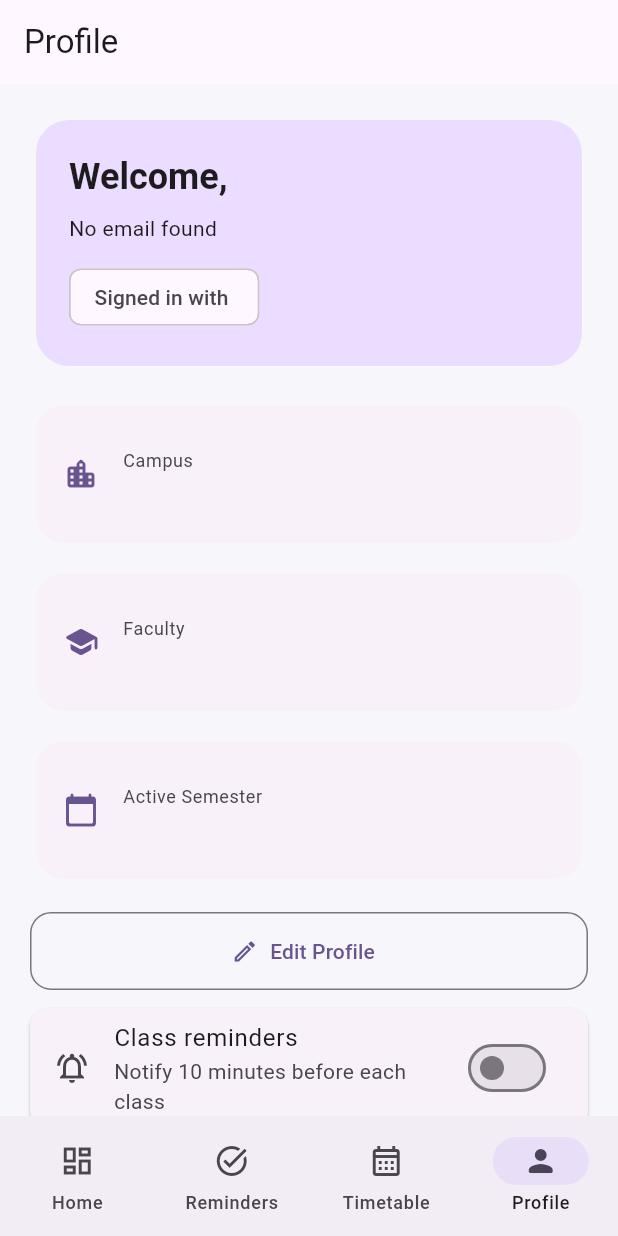
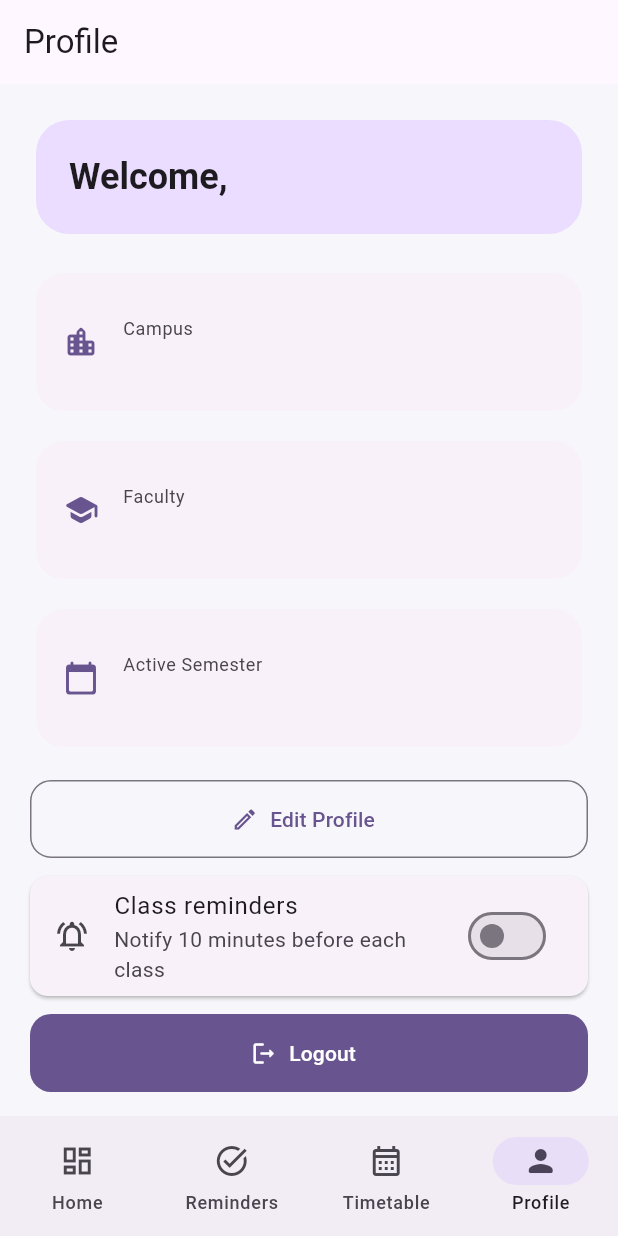
Before and after one commit to syamxm/student_reminder_system, a Flutter app: the screen it shows once a user with an empty profile is signed in, after a tap on the "account circle" icon, on a phone screen of 412 x 824 dp. Run offline on Flutter 3.47's test engine with Material 3 defaults, Android fonts, the light colour scheme and no system bars; our stand-ins replace cloud_firestore, cloud_functions, firebase_auth, firebase_core, flutter_local_notifications, flutter_timezone and 2 more; accounts and stored records are empty; generated files the repository leaves out were written again.

Commit message:
Show only welcome name on dashboard

```diff
--- a/lib/features/dashboard/presentation/tabs/home_tab.dart
+++ b/lib/features/dashboard/presentation/tabs/home_tab.dart
@@ -54,9 +54,6 @@ class HomeTab extends StatelessWidget {
                 WelcomeCard(
                   displayName:
                       userDoc?['displayName'] as String? ?? 'Student',
-                  email: userDoc?['email'] as String? ?? user.email ?? '',
-                  authProvider:
-                      userDoc?['authProvider'] as String? ?? 'unknown',
                 ),
                 const SizedBox(height: 18),
 
--- a/lib/features/dashboard/presentation/tabs/profile_tab.dart
+++ b/lib/features/dashboard/presentation/tabs/profile_tab.dart
@@ -18,22 +18,6 @@ class ProfileTab extends StatelessWidget {
 
   @override
   Widget build(BuildContext context) {
-    return FutureBuilder<({String? username, String authProvider})>(
-      future: ProfileRepo().getAccountInfo(),
-      builder: (context, accountSnapshot) {
-        final account = accountSnapshot.data;
-        final isUsername = account?.authProvider == 'username';
-
-        return _buildContent(context, account, isUsername);
-      },
-    );
-  }
-
-  Widget _buildContent(
-    BuildContext context,
-    ({String? username, String authProvider})? account,
-    bool isUsername,
-  ) {
     return StreamBuilder<UserProfileModel?>(
       stream: ProfileRepo().watchProfile(),
       builder: (context, snapshot) {
@@ -44,9 +28,6 @@ class ProfileTab extends StatelessWidget {
           children: [
             WelcomeCard(
               displayName: profile?.displayName ?? user.displayName ?? 'Student',
-              email: isUsername ? '' : (profile?.email ?? user.email ?? ''),
-              username: isUsername ? account?.username : null,
-              authProvider: account?.authProvider ?? 'google',
             ),
             const SizedBox(height: 18),
 
--- a/lib/features/dashboard/presentation/widgets/welcome_card.dart
+++ b/lib/features/dashboard/presentation/widgets/welcome_card.dart
@@ -4,15 +4,9 @@ class WelcomeCard extends StatelessWidget {
   const WelcomeCard({
     super.key,
     required this.displayName,
-    required this.email,
-    required this.authProvider,
-    this.username,
   });
 
   final String displayName;
-  final String email;
-  final String authProvider;
-  final String? username;
 
   @override
   Widget build(BuildContext context) {
@@ -22,24 +16,11 @@ class WelcomeCard extends StatelessWidget {
       shape: RoundedRectangleBorder(borderRadius: BorderRadius.circular(22)),
       child: Padding(
         padding: const EdgeInsets.all(22),
-        child: Column(
-          crossAxisAlignment: CrossAxisAlignment.start,
-          children: [
-            Text(
-              'Welcome, $displayName',
-              style: Theme.of(
-                context,
-              ).textTheme.headlineSmall?.copyWith(fontWeight: FontWeight.bold),
-            ),
-            const SizedBox(height: 8),
-            Text(
-              username != null
-                  ? '@$username'
-                  : (email.isEmpty ? 'No email found' : email),
-            ),
-            const SizedBox(height: 12),
-            Chip(label: Text('Signed in with $authProvider')),
-          ],
+        child: Text(
+          'Welcome, $displayName',
+          style: Theme.of(
+            context,
+          ).textTheme.headlineSmall?.copyWith(fontWeight: FontWeight.bold),
         ),
       ),
     );
```
